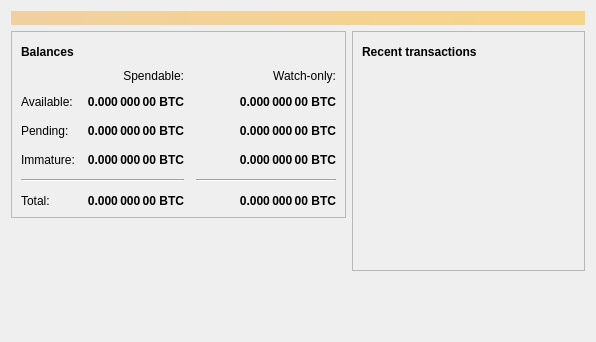
Before: the Qt Designer form src/qt/forms/overviewpage.ui in digibyte/digibyte, drawn with Qt 5.
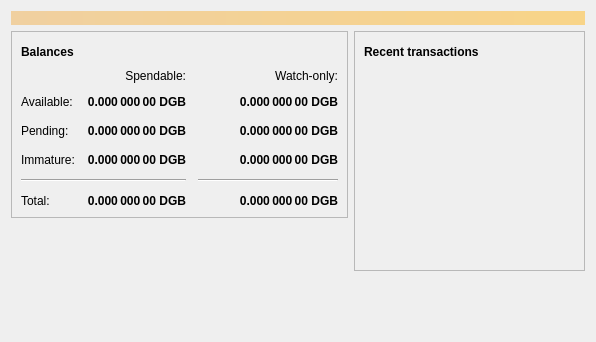
After: the same form once the commit is applied. Icons and pictures are not drawn.

The edit to the form file:
```diff
--- a/src/qt/forms/overviewpage.ui
+++ b/src/qt/forms/overviewpage.ui
@@ -129,7 +129,7 @@
                <string>Unconfirmed transactions to watch-only addresses</string>
               </property>
               <property name="text">
-               <string notr="true">0.000 000 00 BTC</string>
+               <string notr="true">0.000 000 00 DGB</string>
               </property>
               <property name="alignment">
                <set>Qt::AlignRight|Qt::AlignTrailing|Qt::AlignVCenter</set>
@@ -154,7 +154,7 @@
                <string>Total of transactions that have yet to be confirmed, and do not yet count toward the spendable balance</string>
               </property>
               <property name="text">
-               <string notr="true">0.000 000 00 BTC</string>
+               <string notr="true">0.000 000 00 DGB</string>
               </property>
               <property name="alignment">
                <set>Qt::AlignRight|Qt::AlignTrailing|Qt::AlignVCenter</set>
@@ -179,7 +179,7 @@
                <string>Mined balance in watch-only addresses that has not yet matured</string>
               </property>
               <property name="text">
-               <string notr="true">0.000 000 00 BTC</string>
+               <string notr="true">0.000 000 00 DGB</string>
               </property>
               <property name="alignment">
                <set>Qt::AlignRight|Qt::AlignTrailing|Qt::AlignVCenter</set>
@@ -237,7 +237,7 @@
                <string>Mined balance that has not yet matured</string>
               </property>
               <property name="text">
-               <string notr="true">0.000 000 00 BTC</string>
+               <string notr="true">0.000 000 00 DGB</string>
               </property>
               <property name="alignment">
                <set>Qt::AlignRight|Qt::AlignTrailing|Qt::AlignVCenter</set>
@@ -282,7 +282,7 @@
                <string>Your current total balance</string>
               </property>
               <property name="text">
-               <string notr="true">0.000 000 00 BTC</string>
+               <string notr="true">0.000 000 00 DGB</string>
               </property>
               <property name="alignment">
                <set>Qt::AlignRight|Qt::AlignTrailing|Qt::AlignVCenter</set>
@@ -307,7 +307,7 @@
                <string>Current total balance in watch-only addresses</string>
               </property>
               <property name="text">
-               <string notr="true">0.000 000 00 BTC</string>
+               <string notr="true">0.000 000 00 DGB</string>
               </property>
               <property name="alignment">
                <set>Qt::AlignRight|Qt::AlignTrailing|Qt::AlignVCenter</set>
@@ -349,7 +349,7 @@
                <string>Your current spendable balance</string>
               </property>
               <property name="text">
-               <string notr="true">0.000 000 00 BTC</string>
+               <string notr="true">0.000 000 00 DGB</string>
               </property>
               <property name="alignment">
                <set>Qt::AlignRight|Qt::AlignTrailing|Qt::AlignVCenter</set>
@@ -374,7 +374,7 @@
                <string>Your current balance in watch-only addresses</string>
               </property>
               <property name="text">
-               <string notr="true">0.000 000 00 BTC</string>
+               <string notr="true">0.000 000 00 DGB</string>
               </property>
               <property name="alignment">
                <set>Qt::AlignRight|Qt::AlignTrailing|Qt::AlignVCenter</set>
```
